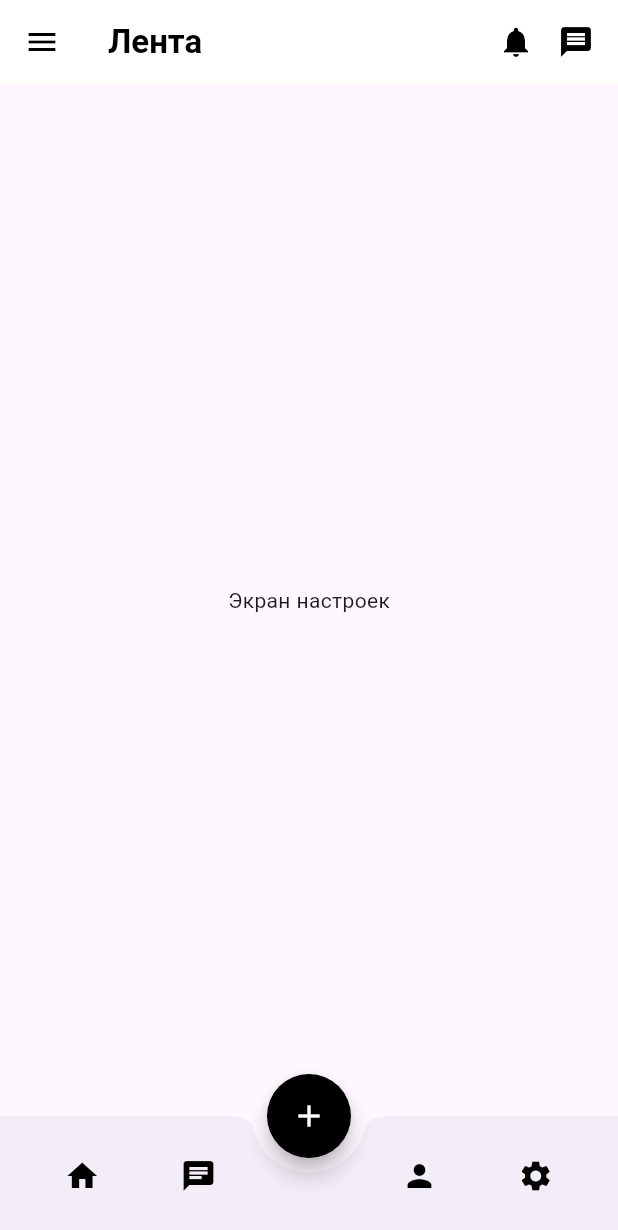
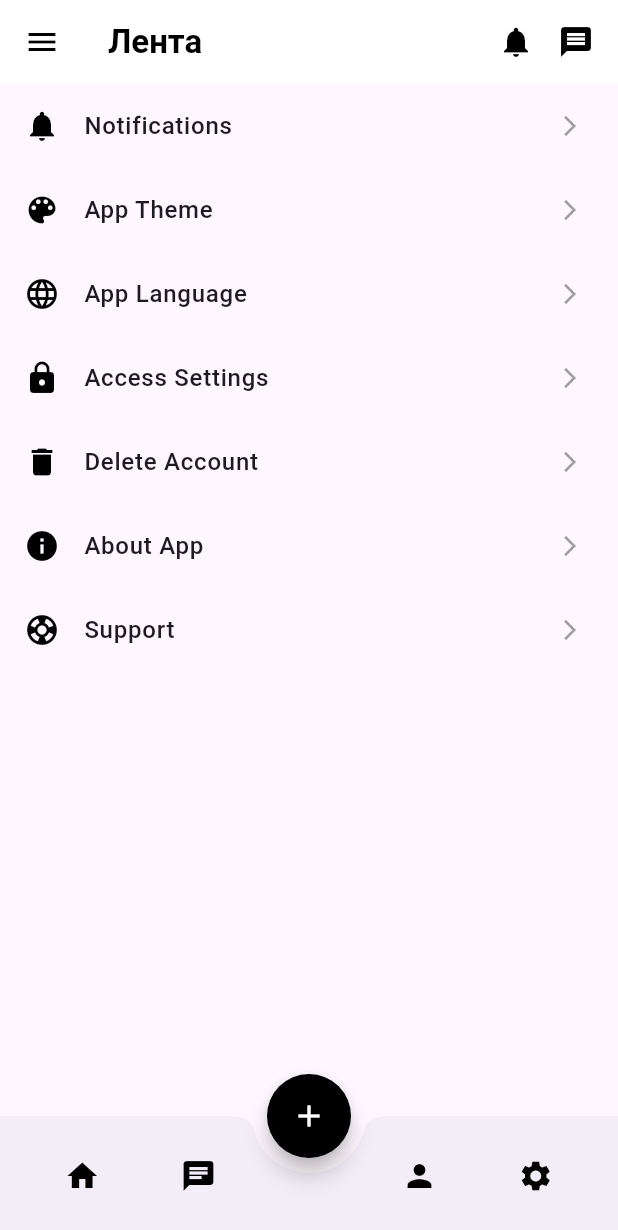
Before and after one commit to ArtemSorin/StudBud, a Flutter app: the screen it shows after launch, item 4 of the bottom bar chosen, on a phone screen of 412 x 824 dp. Shown: the top 1230 px of the screen. Run offline on Flutter 3.47's test engine with Material 3 defaults, Android fonts, the light colour scheme and no system bars; network calls fail.

Commit message:
adding a settings screen

```diff
--- a/lib/main.dart
+++ b/lib/main.dart
@@ -586,10 +586,88 @@
 
 // Экран настроек
 class SettingsScreen extends StatelessWidget {
+  const SettingsScreen({super.key});
+
   @override
   Widget build(BuildContext context) {
-    return Center(
-      child: Text('Экран настроек'),
+    return Scaffold(
+      body: ListView(
+        children: [
+          _buildSettingsItem(
+            context,
+            icon: Icons.notifications,
+            title: 'Notifications',
+            onTap: () {
+              // Переход к экрану настроек уведомлений
+            },
+          ),
+          _buildSettingsItem(
+            context,
+            icon: Icons.color_lens,
+            title: 'App Theme',
+            onTap: () {
+              // Переход к экрану настроек темы приложения
+            },
+          ),
+          _buildSettingsItem(
+            context,
+            icon: Icons.language,
+            title: 'App Language',
+            onTap: () {
+              // Переход к экрану настроек языка приложения
+            },
+          ),
+          _buildSettingsItem(
+            context,
+            icon: Icons.lock,
+            title: 'Access Settings',
+            onTap: () {
+              // Переход к экрану настроек доступа
+            },
+          ),
+          _buildSettingsItem(
+            context,
+            icon: Icons.delete,
+            title: 'Delete Account',
+            onTap: () {
+              // Подтверждение удаления аккаунта
+            },
+          ),
+          _buildSettingsItem(
+            context,
+            icon: Icons.info,
+            title: 'About App',
+            onTap: () {
+              // Переход к экрану "О приложении"
+            },
+          ),
+          _buildSettingsItem(
+            context,
+            icon: Icons.support,
+            title: 'Support',
+            onTap: () {
+              // Переход к экрану поддержки
+            },
+          ),
+        ],
+      ),
+    );
+  }
+
+  Widget _buildSettingsItem(
+    BuildContext context, {
+    required IconData icon,
+    required String title,
+    required VoidCallback onTap,
+  }) {
+    return ListTile(
+      leading: Icon(icon, color: Colors.black),
+      title: Text(
+        title,
+        style: TextStyle(fontSize: 16, fontWeight: FontWeight.w500),
+      ),
+      trailing: Icon(Icons.arrow_forward_ios, size: 16, color: Colors.grey),
+      onTap: onTap,
     );
   }
 }
```
